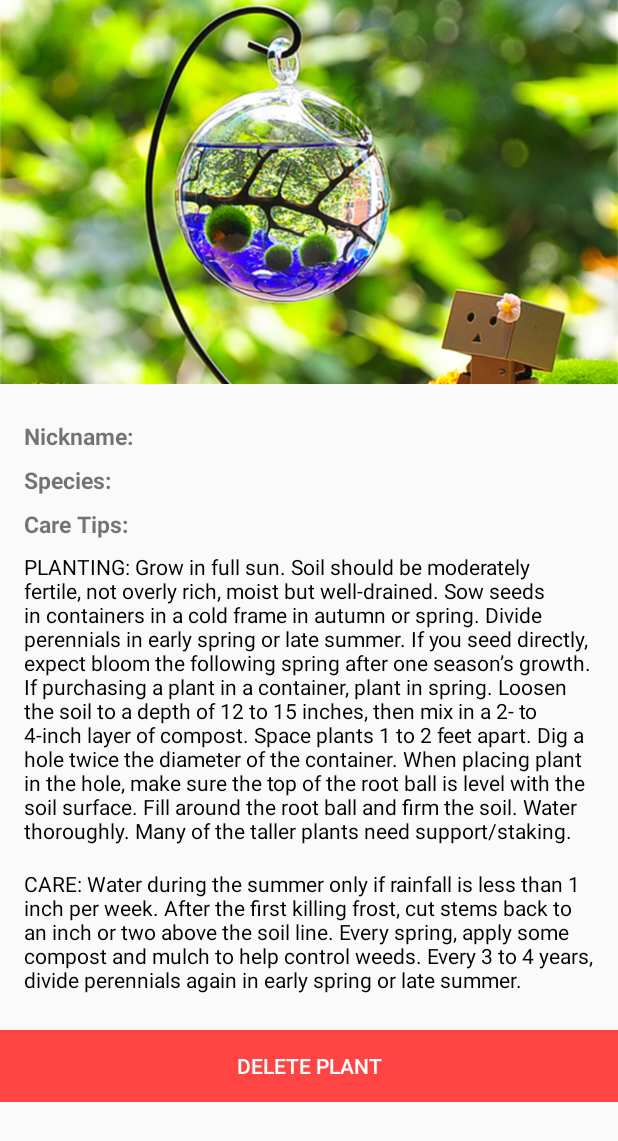
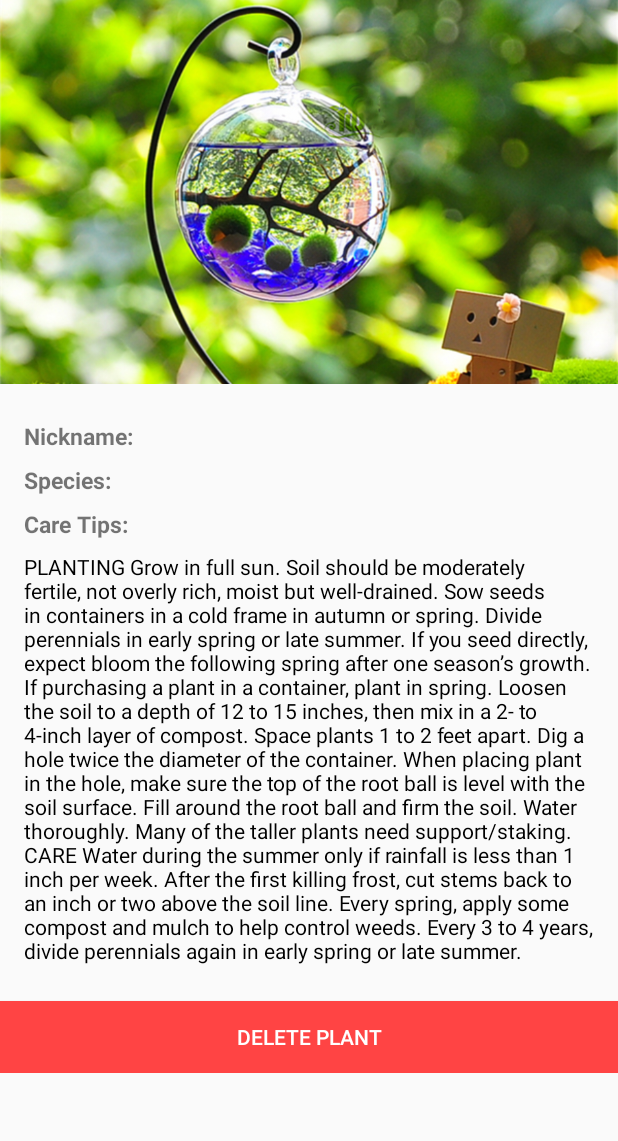
Before and after one commit to iskandergaba/Botanist, an Android app: the layout content_profile.xml on its own in the app's theme, with its tools: preview values and no code run, on a phone screen of 412 x 824 dp. Shown: the top 1141 px of the screen. Run offline under Robolectric (Android 15) with nearby library versions, the phone set to English and light mode, and no system bars.

Commit message:
Bugfix: Taken photo not showing on the grid Visual improvements to the GridView Improvements to the transition animation from main to profile

```diff
--- a/app/build.gradle
+++ b/app/build.gradle
@@ -28,8 +28,8 @@ dependencies {
     compile 'com.android.support:appcompat-v7:25.1.1'
     compile 'com.android.support:design:25.1.1'
     compile 'com.android.support:support-v4:25.1.1'
+    compile 'com.android.support:cardview-v7:25.1.1'
     compile 'com.android.support:support-vector-drawable:25.1.1'
     compile 'com.wdullaer:materialdatetimepicker:3.1.1'
-    compile 'com.squareup.picasso:picasso:2.5.2'
     testCompile 'junit:junit:4.12'
 }
--- a/app/src/main/res/layout-v21/content_profile.xml
+++ b/app/src/main/res/layout-v21/content_profile.xml
@@ -20,7 +20,7 @@
             app:srcCompat="@drawable/flowey"
             android:id="@+id/plant_picture"
             android:layout_weight="1"
-            android:transitionName="main_to_profile_transition"/>
+            android:transitionName="image_main_to_profile_transition"/>
 
         <LinearLayout
             android:orientation="vertical"
@@ -42,15 +42,18 @@
                     android:layout_height="wrap_content"
                     android:text="Nickname:"
                     android:id="@+id/title_nickname"
-                    android:textSize="15sp"
-                    android:textStyle="bold"/>
+                    android:textSize="16sp"
+                    android:textStyle="bold"
+                    android:textColor="@android:color/black"/>
                 <TextView
+                    android:id="@+id/plant_nickname"
                     android:layout_width="wrap_content"
                     android:layout_height="wrap_content"
-                    android:id="@+id/plant_nickname"
-                    android:paddingLeft="8dp"
-                    android:paddingRight="8dp"
-                    android:textColor="@android:color/black" />
+                    android:textStyle="bold"
+                    android:textSize="16sp"
+                    android:paddingLeft="@dimen/activity_horizontal_margin"
+                    android:paddingRight="@dimen/activity_horizontal_margin"
+                    android:transitionName="nickname_main_to_profile_transition"/>
             </LinearLayout>
 
             <LinearLayout
@@ -63,51 +66,43 @@
                     android:layout_height="wrap_content"
                     android:text="Species:"
                     android:id="@+id/title_species"
-                    android:textSize="15sp"
-                    android:textStyle="bold"/>
+                    android:textSize="16sp"
+                    android:textStyle="bold"
+                    android:textColor="@android:color/black"/>
                 <TextView
+                    android:id="@+id/plant_species"
                     android:layout_width="wrap_content"
                     android:layout_height="wrap_content"
-                    android:id="@+id/plant_species"
-                    android:paddingLeft="8dp"
-                    android:paddingRight="8dp"
-                    android:textColor="@android:color/black" />
+                    android:paddingLeft="@dimen/activity_horizontal_margin"
+                    android:paddingRight="@dimen/activity_horizontal_margin"
+                    android:textSize="16sp" />
             </LinearLayout>
 
             <TextView
                 android:layout_width="wrap_content"
-                android:layout_height="wrap_content"
+                android:layout_height="0dp"
                 android:paddingTop="8dp"
                 android:text="Care Tips:"
                 android:id="@+id/title_care_tips"
                 android:layout_weight="1"
-                android:textSize="15sp"
-                android:textStyle="bold"/>
-
-            <TextView
-                android:layout_width="wrap_content"
-                android:layout_height="wrap_content"
-                android:text="PLANTING: Grow in full sun. Soil should be moderately fertile, not overly rich, moist but well-drained. Sow seeds in containers in a cold frame in autumn or spring. Divide perennials in early spring or late summer. If you seed directly, expect bloom the following spring after one season’s growth. If purchasing a plant in a container, plant in spring. Loosen the soil to a depth of 12 to 15 inches, then mix in a 2- to 4-inch layer of compost. Space plants 1 to 2 feet apart. Dig a hole twice the diameter of the container. When placing plant in the hole, make sure the top of the root ball is level with the soil surface. Fill around the root ball and firm the soil. Water thoroughly. Many of the taller plants need support/staking."
-                android:id="@+id/planting_tips"
-                android:paddingTop="8dp"
-                android:paddingBottom="8dp"
+                android:textSize="16sp"
+                android:textStyle="bold"
                 android:textColor="@android:color/black"/>
 
             <TextView
                 android:layout_width="wrap_content"
                 android:layout_height="wrap_content"
-                android:text="CARE: Water during the summer only if rainfall is less than 1 inch per week. After the first killing frost, cut stems back to an inch or two above the soil line. Every spring, apply some compost and mulch to help control weeds. Every 3 to 4 years, divide perennials again in early spring or late summer."
+                android:text="PLANTING Grow in full sun. Soil should be moderately fertile, not overly rich, moist but well-drained. Sow seeds in containers in a cold frame in autumn or spring. Divide perennials in early spring or late summer. If you seed directly, expect bloom the following spring after one season’s growth. If purchasing a plant in a container, plant in spring. Loosen the soil to a depth of 12 to 15 inches, then mix in a 2- to 4-inch layer of compost. Space plants 1 to 2 feet apart. Dig a hole twice the diameter of the container. When placing plant in the hole, make sure the top of the root ball is level with the soil surface. Fill around the root ball and firm the soil. Water thoroughly. Many of the taller plants need support/staking. CARE Water during the summer only if rainfall is less than 1 inch per week. After the first killing frost, cut stems back to an inch or two above the soil line. Every spring, apply some compost and mulch to help control weeds. Every 3 to 4 years, divide perennials again in early spring or late summer."
                 android:id="@+id/care_tips"
                 android:paddingTop="8dp"
-                android:paddingBottom="8dp"
-                android:textColor="@android:color/black"/>
+                android:paddingBottom="8dp" />
 
         </LinearLayout>
 
         <Button
             android:text="Delete Plant"
             android:layout_width="match_parent"
-            android:layout_height="0dp"
+            android:layout_height="wrap_content"
             android:id="@+id/button"
             android:layout_weight="1"
             android:textColorLink="@android:color/holo_red_light"
--- a/app/src/main/res/layout/content_main.xml
+++ b/app/src/main/res/layout/content_main.xml
@@ -19,7 +19,7 @@
         android:layout_width="match_parent"
         android:layout_height="match_parent"
         android:numColumns="2"
-        android:verticalSpacing="8dp"
+        android:verticalSpacing="4dp"
         android:horizontalSpacing="8dp" />
 
 </LinearLayout>
--- a/app/src/main/res/layout/content_profile.xml
+++ b/app/src/main/res/layout/content_profile.xml
@@ -86,16 +86,7 @@
             <TextView
                 android:layout_width="wrap_content"
                 android:layout_height="wrap_content"
-                android:text="PLANTING: Grow in full sun. Soil should be moderately fertile, not overly rich, moist but well-drained. Sow seeds in containers in a cold frame in autumn or spring. Divide perennials in early spring or late summer. If you seed directly, expect bloom the following spring after one season’s growth. If purchasing a plant in a container, plant in spring. Loosen the soil to a depth of 12 to 15 inches, then mix in a 2- to 4-inch layer of compost. Space plants 1 to 2 feet apart. Dig a hole twice the diameter of the container. When placing plant in the hole, make sure the top of the root ball is level with the soil surface. Fill around the root ball and firm the soil. Water thoroughly. Many of the taller plants need support/staking."
-                android:id="@+id/planting_tips"
-                android:paddingTop="8dp"
-                android:paddingBottom="8dp"
-                android:textColor="@android:color/black"/>
-
-            <TextView
-                android:layout_width="wrap_content"
-                android:layout_height="wrap_content"
-                android:text="CARE: Water during the summer only if rainfall is less than 1 inch per week. After the first killing frost, cut stems back to an inch or two above the soil line. Every spring, apply some compost and mulch to help control weeds. Every 3 to 4 years, divide perennials again in early spring or late summer."
+                android:text="PLANTING Grow in full sun. Soil should be moderately fertile, not overly rich, moist but well-drained. Sow seeds in containers in a cold frame in autumn or spring. Divide perennials in early spring or late summer. If you seed directly, expect bloom the following spring after one season’s growth. If purchasing a plant in a container, plant in spring. Loosen the soil to a depth of 12 to 15 inches, then mix in a 2- to 4-inch layer of compost. Space plants 1 to 2 feet apart. Dig a hole twice the diameter of the container. When placing plant in the hole, make sure the top of the root ball is level with the soil surface. Fill around the root ball and firm the soil. Water thoroughly. Many of the taller plants need support/staking. CARE Water during the summer only if rainfall is less than 1 inch per week. After the first killing frost, cut stems back to an inch or two above the soil line. Every spring, apply some compost and mulch to help control weeds. Every 3 to 4 years, divide perennials again in early spring or late summer."
                 android:id="@+id/care_tips"
                 android:paddingTop="8dp"
                 android:paddingBottom="8dp"
@@ -106,7 +97,7 @@
         <Button
             android:text="Delete Plant"
             android:layout_width="match_parent"
-            android:layout_height="0dp"
+            android:layout_height="wrap_content"
             android:id="@+id/button"
             android:layout_weight="1"
             android:textColorLink="@android:color/holo_red_light"
```
Also changed, not shown: app/src/main/java/com/scientists/happy/botanist/ImageAdapter.java (+11 -16 lines), app/src/main/java/com/scientists/happy/botanist/MainActivity.java (+7 -3 lines), app/src/main/res/layout/grid_item_view.xml (added, +55 -0 lines), app/src/main/res/layout/row_grid_view.xml (deleted, +0 -25 lines).
